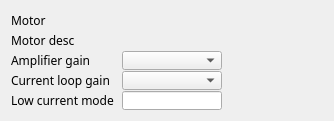
Qt form 3-6/GalilSup/op/ui/galil_motor_amp.ui (motorapp/Galil) before a commit.
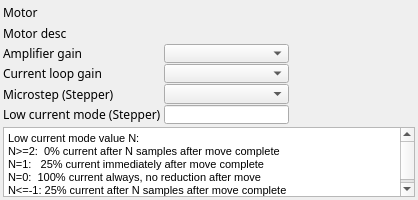
The same form after that commit. Custom widgets are drawn as their Qt base class.

Commit message: Add support for asynEnum Add microstep record to motor extras Add microstep record to MEDM screen Split databases, start scripts, autosave setup for DMC and RIO Add microstep record to QEGUI screen Fix $(P)OC2AXIS_STATUS record process error when only 1 axis created Fix CSAxis calculation of reverse axis velocity, acceleration Fix CSAxis beginGroupMotion error during home when motors aren't allowed to home

Patch:
```diff
--- a/3-6/GalilSup/op/ui/galil_motor_amp.ui
+++ b/3-6/GalilSup/op/ui/galil_motor_amp.ui
@@ -6,16 +6,25 @@
    <rect>
     <x>0</x>
     <y>0</y>
-    <width>334</width>
-    <height>121</height>
+    <width>418</width>
+    <height>200</height>
    </rect>
   </property>
   <property name="windowTitle">
    <string>Galil amplifier</string>
   </property>
-  <layout class="QVBoxLayout" name="verticalLayout">
+  <layout class="QVBoxLayout" name="verticalLayout" stretch="10,1">
+   <property name="spacing">
+    <number>3</number>
+   </property>
+   <property name="margin">
+    <number>3</number>
+   </property>
    <item>
-    <layout class="QGridLayout" name="gridLayout" rowstretch="1,1,1,1,1" columnstretch="0,0,0">
+    <layout class="QGridLayout" name="gridLayout" rowstretch="1,1,1,1,1,1" columnstretch="1,1,1">
+     <property name="sizeConstraint">
+      <enum>QLayout::SetDefaultConstraint</enum>
+     </property>
      <property name="spacing">
       <number>1</number>
      </property>
@@ -59,34 +68,6 @@
        </property>
       </widget>
      </item>
-     <item row="4" column="1">
-      <widget class="QELineEdit" name="qelineedit_8">
-       <property name="sizePolicy">
-        <sizepolicy hsizetype="Expanding" vsizetype="Expanding">
-         <horstretch>0</horstretch>
-         <verstretch>0</verstretch>
-        </sizepolicy>
-       </property>
-       <property name="minimumSize">
-        <size>
-         <width>85</width>
-         <height>1</height>
-        </size>
-       </property>
-       <property name="font">
-        <font>
-         <family>Abyssinica SIL</family>
-         <pointsize>8</pointsize>
-        </font>
-       </property>
-       <property name="variable" stdset="0">
-        <string>$(DMC)$(M)_AMPLC_SP</string>
-       </property>
-       <property name="addUnits">
-        <bool>true</bool>
-       </property>
-      </widget>
-     </item>
      <item row="0" column="1">
       <widget class="QELabel" name="rbv_3">
        <property name="sizePolicy">
@@ -130,43 +111,6 @@
        </property>
       </widget>
      </item>
-     <item row="4" column="0">
-      <widget class="QLabel" name="label_16">
-       <property name="sizePolicy">
-        <sizepolicy hsizetype="Fixed" vsizetype="Expanding">
-         <horstretch>0</horstretch>
-         <verstretch>0</verstretch>
-        </sizepolicy>
-       </property>
-       <property name="minimumSize">
-        <size>
-         <width>110</width>
-         <height>0</height>
-        </size>
-       </property>
-       <property name="sizeIncrement">
-        <size>
-         <width>1</width>
-         <height>1</height>
-        </size>
-       </property>
-       <property name="font">
-        <font>
-         <family>Abyssinica SIL</family>
-         <pointsize>9</pointsize>
-        </font>
-       </property>
-       <property name="text">
-        <string>Low current mode</string>
-       </property>
-       <property name="alignment">
-        <set>Qt::AlignLeading|Qt::AlignLeft|Qt::AlignVCenter</set>
-       </property>
-       <property name="indent">
-        <number>0</number>
-       </property>
-      </widget>
-     </item>
      <item row="1" column="0">
       <widget class="QLabel" name="label_14">
        <property name="sizePolicy">
@@ -217,31 +161,6 @@
        </property>
       </spacer>
      </item>
-     <item row="2" column="1">
-      <widget class="QEComboBox" name="qecombobox_3">
-       <property name="sizePolicy">
-        <sizepolicy hsizetype="Expanding" vsizetype="Expanding">
-         <horstretch>0</horstretch>
-         <verstretch>0</verstretch>
-        </sizepolicy>
-       </property>
-       <property name="minimumSize">
-        <size>
-         <width>100</width>
-         <height>1</height>
-        </size>
-       </property>
-       <property name="font">
-        <font>
-         <family>Abyssinica SIL</family>
-         <pointsize>9</pointsize>
-        </font>
-       </property>
-       <property name="variable" stdset="0">
-        <string>$(DMC)$(M)_AMPGAIN_CMD</string>
-       </property>
-      </widget>
-     </item>
      <item row="0" column="0">
       <widget class="QLabel" name="label_13">
        <property name="sizePolicy">
@@ -276,6 +195,62 @@
        </property>
       </widget>
      </item>
+     <item row="2" column="0">
+      <widget class="QLabel" name="label_11">
+       <property name="sizePolicy">
+        <sizepolicy hsizetype="Fixed" vsizetype="Expanding">
+         <horstretch>0</horstretch>
+         <verstretch>0</verstretch>
+        </sizepolicy>
+       </property>
+       <property name="minimumSize">
+        <size>
+         <width>61</width>
+         <height>0</height>
+        </size>
+       </property>
+       <property name="sizeIncrement">
+        <size>
+         <width>1</width>
+         <height>1</height>
+        </size>
+       </property>
+       <property name="font">
+        <font>
+         <family>Abyssinica SIL</family>
+         <pointsize>9</pointsize>
+        </font>
+       </property>
+       <property name="text">
+        <string>Amplifier gain</string>
+       </property>
+      </widget>
+     </item>
+     <item row="2" column="1">
+      <widget class="QEComboBox" name="qecombobox_3">
+       <property name="sizePolicy">
+        <sizepolicy hsizetype="Expanding" vsizetype="Expanding">
+         <horstretch>0</horstretch>
+         <verstretch>0</verstretch>
+        </sizepolicy>
+       </property>
+       <property name="minimumSize">
+        <size>
+         <width>100</width>
+         <height>1</height>
+        </size>
+       </property>
+       <property name="font">
+        <font>
+         <family>Abyssinica SIL</family>
+         <pointsize>9</pointsize>
+        </font>
+       </property>
+       <property name="variable" stdset="0">
+        <string>$(DMC)$(M)_AMPGAIN_CMD</string>
+       </property>
+      </widget>
+     </item>
      <item row="2" column="2">
       <widget class="QELabel" name="rbv_5">
        <property name="sizePolicy">
@@ -329,7 +304,7 @@
        </property>
        <property name="minimumSize">
         <size>
-         <width>61</width>
+         <width>143</width>
          <height>0</height>
         </size>
        </property>
@@ -356,123 +331,6 @@
        </property>
       </widget>
      </item>
-     <item row="2" column="0">
-      <widget class="QLabel" name="label_11">
-       <property name="sizePolicy">
-        <sizepolicy hsizetype="Fixed" vsizetype="Expanding">
-         <horstretch>0</horstretch>
-         <verstretch>0</verstretch>
-        </sizepolicy>
-       </property>
-       <property name="minimumSize">
-        <size>
-         <width>61</width>
-         <height>0</height>
-        </size>
-       </property>
-       <property name="sizeIncrement">
-        <size>
-         <width>1</width>
-         <height>1</height>
-        </size>
-       </property>
-       <property name="font">
-        <font>
-         <family>Abyssinica SIL</family>
-         <pointsize>9</pointsize>
-        </font>
-       </property>
-       <property name="text">
-        <string>Amplifier gain</string>
-       </property>
-      </widget>
-     </item>
-     <item row="4" column="2">
-      <widget class="QELabel" name="rbv_7">
-       <property name="sizePolicy">
-        <sizepolicy hsizetype="Preferred" vsizetype="Expanding">
-         <horstretch>0</horstretch>
-         <verstretch>0</verstretch>
-        </sizepolicy>
-       </property>
-       <property name="minimumSize">
-        <size>
-         <width>100</width>
-         <height>0</height>
-        </size>
-       </property>
-       <property name="maximumSize">
-        <size>
-         <width>16777215</width>
-         <height>16777215</height>
-        </size>
-       </property>
-       <property name="font">
-        <font>
-         <family>Abyssinica SIL</family>
-         <pointsize>9</pointsize>
-        </font>
-       </property>
-       <property name="focusPolicy">
-        <enum>Qt::NoFocus</enum>
-       </property>
-       <property name="autoFillBackground">
-        <bool>true</bool>
-       </property>
-       <property name="variable" stdset="0">
-        <string>$(DMC)$(M)_AMPLC_MON</string>
-       </property>
-       <property name="variableAsToolTip">
-        <bool>true</bool>
-       </property>
-       <property name="styleSheet">
-        <string notr="true">QWidget { color: grey }</string>
-       </property>
-      </widget>
-     </item>
-     <item row="3" column="2">
-      <widget class="QELabel" name="rbv_6">
-       <property name="sizePolicy">
-        <sizepolicy hsizetype="Preferred" vsizetype="Expanding">
-         <horstretch>0</horstretch>
-         <verstretch>0</verstretch>
-        </sizepolicy>
-       </property>
-       <property name="minimumSize">
-        <size>
-         <width>100</width>
-         <height>0</height>
-        </size>
-       </property>
-       <property name="maximumSize">
-        <size>
-         <width>16777215</width>
-         <height>16777215</height>
-        </size>
-       </property>
-       <property name="font">
-        <font>
-         <family>Abyssinica SIL</family>
-         <pointsize>9</pointsize>
-        </font>
-       </property>
-       <property name="focusPolicy">
-        <enum>Qt::NoFocus</enum>
-       </property>
-       <property name="autoFillBackground">
-        <bool>true</bool>
-       </property>
-       <property name="variable" stdset="0">
-        <string>$(DMC)$(M)_AMPCLGAIN_STATUS</string>
-       </property>
-       <property name="variableAsToolTip">
-        <bool>true</bool>
-       </property>
-       <property name="styleSheet">
-        <string notr="true">QWidget { color: grey }</string>
-       </property>
-      </widget>
-     </item>
      <item row="3" column="1">
       <widget class="QEComboBox" name="qecombobox_4">
        <property name="sizePolicy">
@@ -498,8 +356,285 @@
        </property>
       </widget>
      </item>
+     <item row="3" column="2">
+      <widget class="QELabel" name="rbv_6">
+       <property name="sizePolicy">
+        <sizepolicy hsizetype="Preferred" vsizetype="Expanding">
+         <horstretch>0</horstretch>
+         <verstretch>0</verstretch>
+        </sizepolicy>
+       </property>
+       <property name="minimumSize">
+        <size>
+         <width>100</width>
+         <height>0</height>
+        </size>
+       </property>
+       <property name="maximumSize">
+        <size>
+         <width>16777215</width>
+         <height>16777215</height>
+        </size>
+       </property>
+       <property name="font">
+        <font>
+         <family>Abyssinica SIL</family>
+         <pointsize>9</pointsize>
+        </font>
+       </property>
+       <property name="focusPolicy">
+        <enum>Qt::NoFocus</enum>
+       </property>
+       <property name="autoFillBackground">
+        <bool>true</bool>
+       </property>
+       <property name="variable" stdset="0">
+        <string>$(DMC)$(M)_AMPCLGAIN_STATUS</string>
+       </property>
+       <property name="variableAsToolTip">
+        <bool>true</bool>
+       </property>
+       <property name="styleSheet">
+        <string notr="true">QWidget { color: grey }</string>
+       </property>
+      </widget>
+     </item>
+     <item row="4" column="0">
+      <widget class="QLabel" name="label_12">
+       <property name="sizePolicy">
+        <sizepolicy hsizetype="Fixed" vsizetype="Expanding">
+         <horstretch>0</horstretch>
+         <verstretch>0</verstretch>
+        </sizepolicy>
+       </property>
+       <property name="minimumSize">
+        <size>
+         <width>61</width>
+         <height>0</height>
+        </size>
+       </property>
+       <property name="sizeIncrement">
+        <size>
+         <width>1</width>
+         <height>1</height>
+        </size>
+       </property>
+       <property name="font">
+        <font>
+         <family>Abyssinica SIL</family>
+         <pointsize>9</pointsize>
+        </font>
+       </property>
+       <property name="text">
+        <string>Microstep (Stepper)</string>
+       </property>
+      </widget>
+     </item>
+     <item row="4" column="1">
+      <widget class="QEComboBox" name="qecombobox_5">
+       <property name="sizePolicy">
+        <sizepolicy hsizetype="Expanding" vsizetype="Expanding">
+         <horstretch>0</horstretch>
+         <verstretch>0</verstretch>
+        </sizepolicy>
+       </property>
+       <property name="minimumSize">
+        <size>
+         <width>100</width>
+         <height>1</height>
+        </size>
+       </property>
+       <property name="font">
+        <font>
+         <family>Abyssinica SIL</family>
+         <pointsize>9</pointsize>
+        </font>
+       </property>
+       <property name="variable" stdset="0">
+        <string>$(DMC)$(M)_MICROSTEP_CMD</string>
+       </property>
+      </widget>
+     </item>
+     <item row="4" column="2">
+      <widget class="QELabel" name="rbv_8">
+       <property name="sizePolicy">
+        <sizepolicy hsizetype="Preferred" vsizetype="Expanding">
+         <horstretch>0</horstretch>
+         <verstretch>0</verstretch>
+        </sizepolicy>
+       </property>
+       <property name="minimumSize">
+        <size>
+         <width>100</width>
+         <height>0</height>
+        </size>
+       </property>
+       <property name="maximumSize">
+        <size>
+         <width>16777215</width>
+         <height>16777215</height>
+        </size>
+       </property>
+       <property name="font">
+        <font>
+         <family>Abyssinica SIL</family>
+         <pointsize>9</pointsize>
+        </font>
+       </property>
+       <property name="focusPolicy">
+        <enum>Qt::NoFocus</enum>
+       </property>
+       <property name="autoFillBackground">
+        <bool>true</bool>
+       </property>
+       <property name="variable" stdset="0">
+        <string>$(DMC)$(M)_MICROSTEP_STATUS</string>
+       </property>
+       <property name="variableAsToolTip">
+        <bool>true</bool>
+       </property>
+       <property name="styleSheet">
+        <string notr="true">QWidget { color: grey }</string>
+       </property>
+      </widget>
+     </item>
+     <item row="5" column="0">
+      <widget class="QLabel" name="label_16">
+       <property name="sizePolicy">
+        <sizepolicy hsizetype="Fixed" vsizetype="Expanding">
+         <horstretch>0</horstretch>
+         <verstretch>0</verstretch>
+        </sizepolicy>
+       </property>
+       <property name="minimumSize">
+        <size>
+         <width>160</width>
+         <height>0</height>
+        </size>
+       </property>
+       <property name="sizeIncrement">
+        <size>
+         <width>1</width>
+         <height>1</height>
+        </size>
+       </property>
+       <property name="font">
+        <font>
+         <family>Abyssinica SIL</family>
+         <pointsize>9</pointsize>
+        </font>
+       </property>
+       <property name="text">
+        <string>Low current mode (Stepper)</string>
+       </property>
+       <property name="alignment">
+        <set>Qt::AlignLeading|Qt::AlignLeft|Qt::AlignVCenter</set>
+       </property>
+       <property name="indent">
+        <number>0</number>
+       </property>
+      </widget>
+     </item>
+     <item row="5" column="1">
+      <widget class="QELineEdit" name="qelineedit_8">
+       <property name="sizePolicy">
+        <sizepolicy hsizetype="Expanding" vsizetype="Expanding">
+         <horstretch>0</horstretch>
+         <verstretch>0</verstretch>
+        </sizepolicy>
+       </property>
+       <property name="minimumSize">
+        <size>
+         <width>85</width>
+         <height>1</height>
+        </size>
+       </property>
+       <property name="font">
+        <font>
+         <family>Abyssinica SIL</family>
+         <pointsize>8</pointsize>
+        </font>
+       </property>
+       <property name="variable" stdset="0">
+        <string>$(DMC)$(M)_AMPLC_SP</string>
+       </property>
+       <property name="addUnits">
+        <bool>true</bool>
+       </property>
+      </widget>
+     </item>
+     <item row="5" column="2">
+      <widget class="QELabel" name="rbv_7">
+       <property name="sizePolicy">
+        <sizepolicy hsizetype="Preferred" vsizetype="Expanding">
+         <horstretch>0</horstretch>
+         <verstretch>0</verstretch>
+        </sizepolicy>
+       </property>
+       <property name="minimumSize">
+        <size>
+         <width>100</width>
+         <height>0</height>
+        </size>
+       </property>
+       <property name="maximumSize">
+        <size>
+         <width>16777215</width>
+         <height>16777215</height>
+        </size>
+       </property>
+       <property name="font">
+        <font>
+         <family>Abyssinica SIL</family>
+         <pointsize>9</pointsize>
+        </font>
+       </property>
+       <property name="focusPolicy">
+        <enum>Qt::NoFocus</enum>
+       </property>
+       <property name="autoFillBackground">
+        <bool>true</bool>
+       </property>
+       <property name="variable" stdset="0">
+        <string>$(DMC)$(M)_AMPLC_MON</string>
+       </property>
+       <property name="variableAsToolTip">
+        <bool>true</bool>
+       </property>
+       <property name="styleSheet">
+        <string notr="true">QWidget { color: grey }</string>
+       </property>
+      </widget>
+     </item>
     </layout>
    </item>
+   <item>
+    <widget class="QTextBrowser" name="textBrowser">
+     <property name="minimumSize">
+      <size>
+       <width>360</width>
+       <height>0</height>
+      </size>
+     </property>
+     <property name="frameShadow">
+      <enum>QFrame::Sunken</enum>
+     </property>
+     <property name="html">
+      <string>&lt;!DOCTYPE HTML PUBLIC &quot;-//W3C//DTD HTML 4.0//EN&quot; &quot;http://www.w3.org/TR/REC-html40/strict.dtd&quot;&gt;
+&lt;html&gt;&lt;head&gt;&lt;meta name=&quot;qrichtext&quot; content=&quot;1&quot; /&gt;&lt;style type=&quot;text/css&quot;&gt;
+p, li { white-space: pre-wrap; }
+&lt;/style&gt;&lt;/head&gt;&lt;body style=&quot; font-family:'Sans'; font-size:10pt; font-weight:400; font-style:normal;&quot;&gt;
+&lt;p style=&quot; margin-top:0px; margin-bottom:0px; margin-left:0px; margin-right:0px; -qt-block-indent:0; text-indent:0px;&quot;&gt;&lt;span style=&quot; font-size:8pt;&quot;&gt;Low current mode value N:&lt;/span&gt;&lt;/p&gt;
+&lt;p style=&quot; margin-top:0px; margin-bottom:0px; margin-left:0px; margin-right:0px; -qt-block-indent:0; text-indent:0px;&quot;&gt;&lt;span style=&quot; font-size:8pt;&quot;&gt;N&amp;gt;=2:  0% current after N samples after move complete&lt;/span&gt;&lt;/p&gt;
+&lt;p style=&quot; margin-top:0px; margin-bottom:0px; margin-left:0px; margin-right:0px; -qt-block-indent:0; text-indent:0px;&quot;&gt;&lt;span style=&quot; font-size:8pt;&quot;&gt;N=1:   25% current immediately after move complete&lt;/span&gt;&lt;/p&gt;
+&lt;p style=&quot; margin-top:0px; margin-bottom:0px; margin-left:0px; margin-right:0px; -qt-block-indent:0; text-indent:0px;&quot;&gt;&lt;span style=&quot; font-size:8pt;&quot;&gt;N=0:  100% current always, no reduction after move&lt;/span&gt;&lt;/p&gt;
+&lt;p style=&quot; margin-top:0px; margin-bottom:0px; margin-left:0px; margin-right:0px; -qt-block-indent:0; text-indent:0px;&quot;&gt;&lt;span style=&quot; font-size:8pt;&quot;&gt;N&amp;lt;=-1: 25% current after N samples after move complete&lt;/span&gt;&lt;/p&gt;&lt;/body&gt;&lt;/html&gt;</string>
+     </property>
+     <property name="searchPaths">
+      <stringlist/>
+     </property>
+    </widget>
+   </item>
   </layout>
  </widget>
  <customwidgets>
```
The commit also changes 49 other files.
